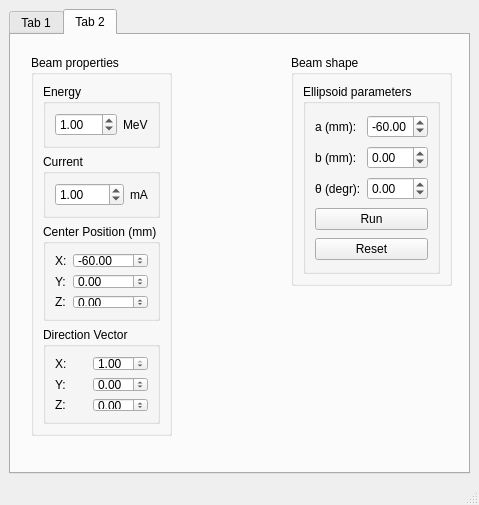
OlegSkazatov/QuadrupoleLens, file ui/mainWindow.ui: the form before one commit.
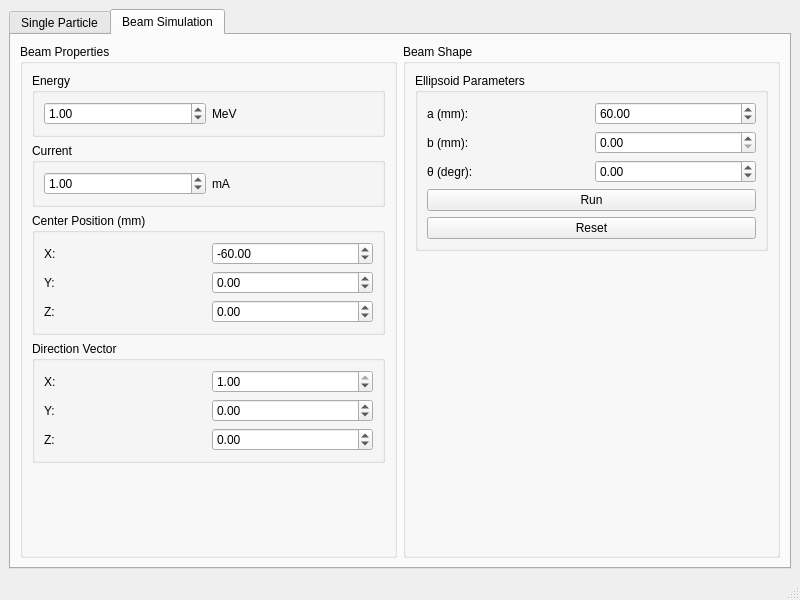
The form after the commit. The open tabs and pages were chosen to show the change.

Commit message: Made ui resizable

The edit to the form file:
```diff
--- a/ui/mainWindow.ui
+++ b/ui/mainWindow.ui
@@ -2,37 +2,26 @@
 <ui version="4.0">
  <class>MainWindow</class>
  <widget class="QMainWindow" name="MainWindow">
-  <property name="geometry">
-   <rect>
-    <x>0</x>
-    <y>0</y>
-    <width>479</width>
-    <height>505</height>
-   </rect>
-  </property>
   <property name="windowTitle">
    <string>Electron Lens Simulator</string>
   </property>
+  <property name="minimumSize">
+   <size>
+    <width>800</width>
+    <height>600</height>
+   </size>
+  </property>
   <widget class="QWidget" name="centralwidget">
    <layout class="QHBoxLayout" name="horizontalLayout">
     <item>
      <widget class="QTabWidget" name="tabWidget">
-      <property name="currentIndex">
-       <number>1</number>
-      </property>
-      <widget class="QWidget" name="tab">
+      <widget class="QWidget" name="singleParticleTab">
        <attribute name="title">
-        <string>Tab 1</string>
+        <string>Single Particle</string>
        </attribute>
+       <layout class="QHBoxLayout" name="horizontalLayout_2">
+        <item>
        <widget class="QGroupBox" name="electronGroup">
-        <property name="geometry">
-         <rect>
-          <x>10</x>
-          <y>10</y>
-          <width>141</width>
-          <height>311</height>
-         </rect>
-        </property>
         <property name="title">
          <string>Electron Properties</string>
         </property>
@@ -42,7 +31,7 @@
            <property name="title">
             <string>Energy</string>
            </property>
-           <layout class="QHBoxLayout" name="horizontalLayout_2">
+             <layout class="QHBoxLayout" name="horizontalLayout_3">
             <item>
              <widget class="QDoubleSpinBox" name="energySpinBox">
               <property name="minimum">
@@ -204,23 +193,33 @@
            </layout>
           </widget>
          </item>
-        </layout>
-       </widget>
-       <widget class="QWidget" name="rightPanel">
-        <property name="geometry">
-         <rect>
-          <x>190</x>
-          <y>10</y>
-          <width>169</width>
-          <height>321</height>
-         </rect>
-        </property>
-        <layout class="QVBoxLayout" name="verticalLayout_2">
+           <item>
+            <spacer name="verticalSpacer">
+             <property name="orientation">
+              <enum>Qt::Vertical</enum>
+             </property>
+             <property name="sizeHint" stdset="0">
+              <size>
+               <width>20</width>
+               <height>40</height>
+              </size>
+             </property>
+            </spacer>
+           </item>
+          </layout>
+         </widget>
+        </item>
          <item>
           <widget class="QGroupBox" name="lensGroup">
            <property name="title">
             <string>Lens Parameters</string>
            </property>
+          <layout class="QVBoxLayout" name="verticalLayout_2">
+           <item>
+            <widget class="QGroupBox" name="groupBox">
+             <property name="title">
+              <string>Parameters</string>
+             </property>
            <layout class="QGridLayout" name="gridLayout_3">
             <item row="0" column="0">
              <widget class="QLabel" name="label_8">
@@ -302,7 +301,7 @@
             </widget>
            </item>
            <item>
-            <spacer name="verticalSpacer">
+              <spacer name="verticalSpacer_2">
              <property name="orientation">
               <enum>Qt::Vertical</enum>
              </property>
@@ -318,22 +317,18 @@
          </item>
         </layout>
        </widget>
+        </item>
+       </layout>
       </widget>
-      <widget class="QWidget" name="tab_2">
+      <widget class="QWidget" name="beamTab">
        <attribute name="title">
-        <string>Tab 2</string>
+        <string>Beam Simulation</string>
        </attribute>
-       <widget class="QGroupBox" name="beamGroup">
-        <property name="geometry">
-         <rect>
-          <x>20</x>
-          <y>20</y>
-          <width>141</width>
-          <height>381</height>
-         </rect>
-        </property>
+       <layout class="QHBoxLayout" name="horizontalLayout_4">
+        <item>
+         <widget class="QGroupBox" name="beamPropertiesGroup">
         <property name="title">
-         <string>Beam properties</string>
+           <string>Beam Properties</string>
         </property>
         <layout class="QVBoxLayout" name="verticalLayout_4">
          <item>
@@ -341,7 +336,7 @@
            <property name="title">
             <string>Energy</string>
            </property>
-           <layout class="QHBoxLayout" name="horizontalLayout_3">
+             <layout class="QHBoxLayout" name="horizontalLayout_5">
             <item>
              <widget class="QDoubleSpinBox" name="beamEnergySpinBox">
               <property name="minimum">
@@ -370,7 +365,7 @@
            <property name="title">
             <string>Current</string>
            </property>
-           <layout class="QHBoxLayout" name="horizontalLayout_4">
+             <layout class="QHBoxLayout" name="horizontalLayout_6">
             <item>
              <widget class="QDoubleSpinBox" name="beamCurrentSpinBox">
               <property name="minimum">
@@ -532,37 +527,51 @@
            </layout>
           </widget>
          </item>
-        </layout>
-       </widget>
-       <widget class="QGroupBox" name="beamGroup_2">
-        <property name="geometry">
-         <rect>
-          <x>280</x>
-          <y>20</y>
-          <width>161</width>
-          <height>231</height>
-         </rect>
-        </property>
+           <item>
+            <spacer name="verticalSpacer_3">
+             <property name="orientation">
+              <enum>Qt::Vertical</enum>
+             </property>
+             <property name="sizeHint" stdset="0">
+              <size>
+               <width>20</width>
+               <height>40</height>
+              </size>
+             </property>
+            </spacer>
+           </item>
+          </layout>
+         </widget>
+        </item>
+        <item>
+         <widget class="QGroupBox" name="beamShapeGroup">
         <property name="title">
-         <string>Beam shape</string>
+           <string>Beam Shape</string>
         </property>
         <layout class="QVBoxLayout" name="verticalLayout_5">
          <item>
-          <widget class="QGroupBox" name="beamPositionGroup_2">
+            <widget class="QGroupBox" name="beamEllipseGroup">
            <property name="title">
-            <string>Ellipsoid parameters</string>
+              <string>Ellipsoid Parameters</string>
            </property>
            <layout class="QGridLayout" name="gridLayout_7">
+              <item row="0" column="0">
+               <widget class="QLabel" name="label_20">
+                <property name="text">
+                 <string>a (mm):</string>
+                </property>
+               </widget>
+              </item>
             <item row="0" column="1">
              <widget class="QDoubleSpinBox" name="beamAxisASpinBox">
               <property name="minimum">
-               <double>-10000.000000000000000</double>
+                 <double>0.000000000000000</double>
               </property>
               <property name="maximum">
                <double>10000.000000000000000</double>
               </property>
               <property name="value">
-               <double>-60.000000000000000</double>
+                 <double>60.000000000000000</double>
               </property>
              </widget>
             </item>
@@ -573,30 +582,10 @@
               </property>
              </widget>
             </item>
-            <item row="0" column="0">
-             <widget class="QLabel" name="label_20">
-              <property name="text">
-               <string>a (mm):</string>
-              </property>
-             </widget>
-            </item>
-            <item row="2" column="1">
-             <widget class="QDoubleSpinBox" name="beamThetaSpinBox">
-              <property name="minimum">
-               <double>-10000.000000000000000</double>
-              </property>
-              <property name="maximum">
-               <double>10000.000000000000000</double>
-              </property>
-              <property name="value">
-               <double>0.000000000000000</double>
-              </property>
-             </widget>
-            </item>
             <item row="1" column="1">
              <widget class="QDoubleSpinBox" name="beamAxisBSpinBox">
               <property name="minimum">
-               <double>-10000.000000000000000</double>
+                 <double>0.000000000000000</double>
               </property>
               <property name="maximum">
                <double>10000.000000000000000</double>
@@ -613,6 +602,19 @@
               </property>
              </widget>
             </item>
+              <item row="2" column="1">
+               <widget class="QDoubleSpinBox" name="beamThetaSpinBox">
+                <property name="minimum">
+                 <double>-360.000000000000000</double>
+                </property>
+                <property name="maximum">
+                 <double>360.000000000000000</double>
+                </property>
+                <property name="value">
+                 <double>0.000000000000000</double>
+                </property>
+               </widget>
+              </item>
             <item row="3" column="0" colspan="2">
              <widget class="QPushButton" name="beamRunButton">
               <property name="text">
@@ -630,8 +632,23 @@
            </layout>
           </widget>
          </item>
-        </layout>
-       </widget>
+           <item>
+            <spacer name="verticalSpacer_4">
+             <property name="orientation">
+              <enum>Qt::Vertical</enum>
+             </property>
+             <property name="sizeHint" stdset="0">
+              <size>
+               <width>20</width>
+               <height>40</height>
+              </size>
+             </property>
+            </spacer>
+           </item>
+          </layout>
+         </widget>
+        </item>
+       </layout>
       </widget>
      </widget>
     </item>
@@ -642,7 +659,7 @@
     <rect>
      <x>0</x>
      <y>0</y>
-     <width>479</width>
+     <width>800</width>
      <height>21</height>
     </rect>
    </property>
```
Lines whose indentation alone changed are shown as unchanged.
